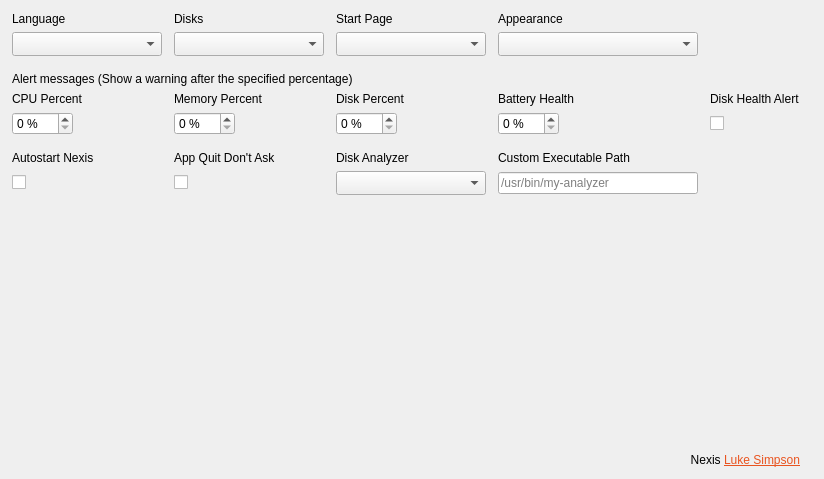
Qt form shared/nexis/Pages/Settings/settings_page.ui (s4solutionsllc/Nexis) before a commit.
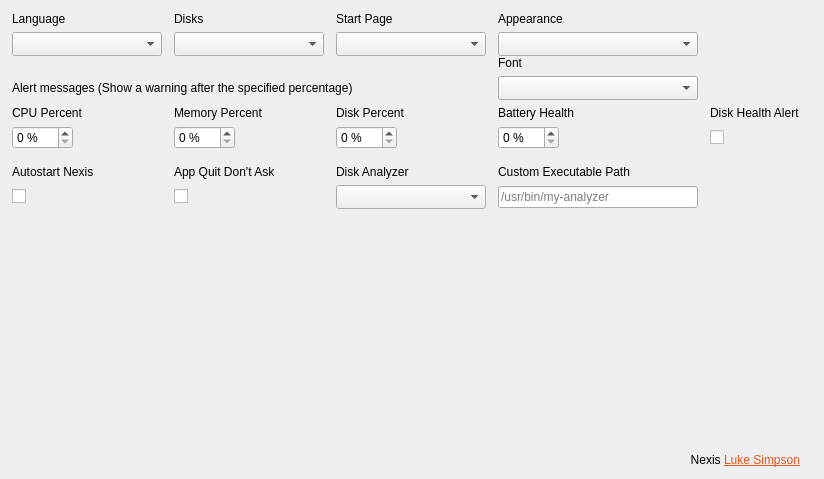
The same form after that commit.

Commit message:
feat(ui): bundled fonts, font picker, and SVG icons for GUI consistency (FR-38, FR-25, FR-26)
Bundle Inter (Regular + Bold) and JetBrains Mono fonts into the binary.
Add @fontFamily QSS token with user-configurable font picker on Settings
page (Inter, Ubuntu, JetBrains Mono, System Default). Replace all
QIcon::fromTheme() calls with bundled SVG assets for consistent icons
across desktop environments. Remove all hardcoded Ubuntu font declarations
from .ui files and C++ code. Create 4 disk tool SVGs for the disk usage
launcher. Update theme token test to skip user-configurable tokens.

```diff
--- a/shared/nexis/Pages/Settings/settings_page.ui
+++ b/shared/nexis/Pages/Settings/settings_page.ui
@@ -322,6 +322,50 @@
      </property>
     </widget>
    </item>
+   <item row="2" column="3">
+    <widget class="QLabel" name="lblFont">
+     <property name="sizePolicy">
+      <sizepolicy hsizetype="Expanding" vsizetype="Preferred">
+       <horstretch>0</horstretch>
+       <verstretch>0</verstretch>
+      </sizepolicy>
+     </property>
+     <property name="text">
+      <string>Font</string>
+     </property>
+    </widget>
+   </item>
+   <item row="3" column="3">
+    <widget class="QComboBox" name="cmbFont">
+     <property name="sizePolicy">
+      <sizepolicy hsizetype="Expanding" vsizetype="Fixed">
+       <horstretch>0</horstretch>
+       <verstretch>0</verstretch>
+      </sizepolicy>
+     </property>
+     <property name="minimumSize">
+      <size>
+       <width>150</width>
+       <height>0</height>
+      </size>
+     </property>
+     <property name="maximumSize">
+      <size>
+       <width>200</width>
+       <height>16777215</height>
+      </size>
+     </property>
+     <property name="cursor">
+      <cursorShape>PointingHandCursor</cursorShape>
+     </property>
+     <property name="focusPolicy">
+      <enum>Qt::NoFocus</enum>
+     </property>
+     <property name="sizeAdjustPolicy">
+      <enum>QComboBox::AdjustToMinimumContentsLengthWithIcon</enum>
+     </property>
+    </widget>
+   </item>
    <item row="4" column="4" alignment="Qt::AlignLeft">
     <widget class="QLabel" name="lblDiskHealthAlert">
      <property name="sizePolicy">
```
The commit also changes 33 other files.
